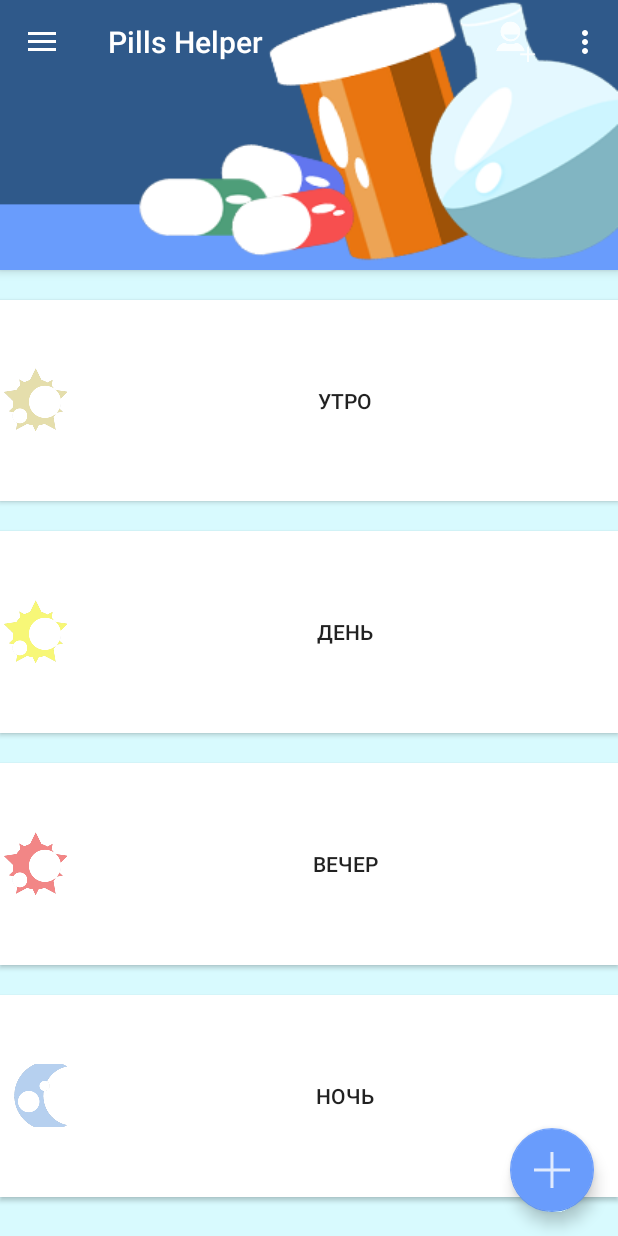
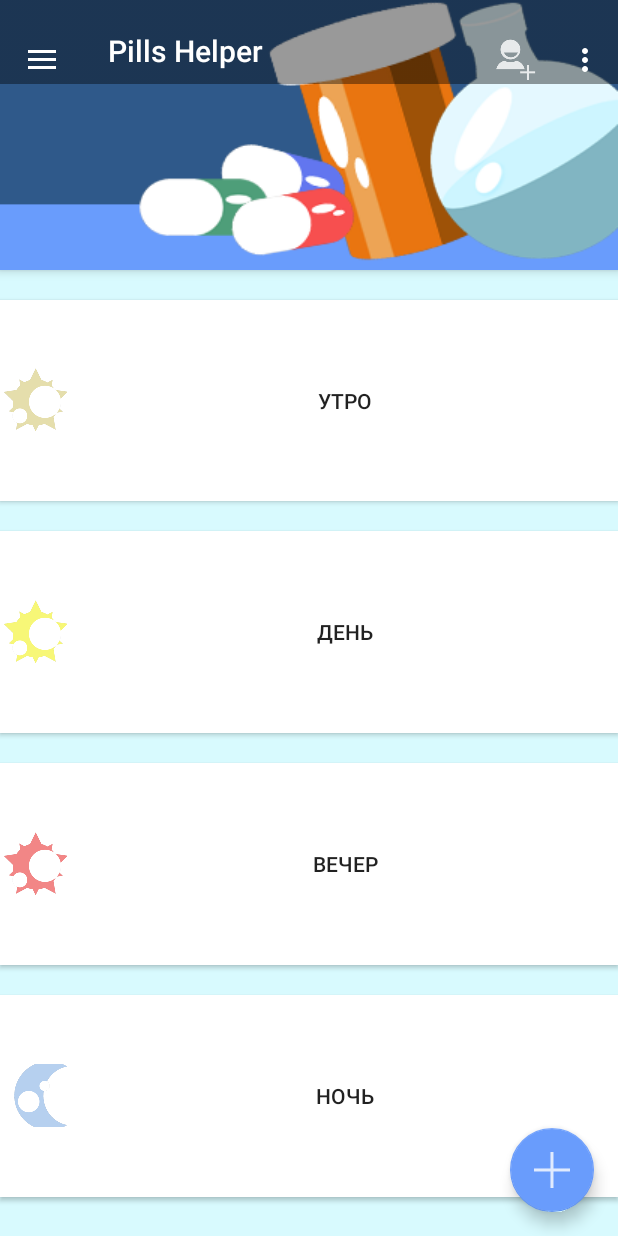
Before and after one commit to khasang-incubator/Android_2016_05_03, an Android app: the screen it shows after launch (DrawerActivity), on a phone screen of 412 x 824 dp. Run offline under Robolectric (Android 15) with nearby library versions, the phone set to English and light mode, and no system bars; libraries missing offline, so code that uses them is left out: com.readystatesoftware.sqliteasset; 1 statement that could not run was skipped.

Commit message:
update toolbar background

```diff
--- /dev/null
+++ b/Application/PillsHelper/app/src/main/res/drawable/back_shadow.xml
@@ -0,0 +1,4 @@
+<?xml version="1.0" encoding="utf-8"?>
+<bitmap xmlns:android="http://schemas.android.com/apk/res/android"
+    android:src="@drawable/shadow"
+    android:tileMode="repeat"/>
--- a/Application/PillsHelper/app/src/main/res/layout/app_bar_drawer.xml
+++ b/Application/PillsHelper/app/src/main/res/layout/app_bar_drawer.xml
@@ -29,7 +29,9 @@
                 android:layout_width="match_parent"
                 android:layout_height="?attr/actionBarSize"
                 app:layout_collapseMode="pin"
-                app:popupTheme="@style/AppTheme.NoActionBar.PopupOverlay"/>
+                android:background="@drawable/back_shadow"
+                app:popupTheme="@style/AppTheme.NoActionBar.PopupOverlay"
+                android:paddingTop="12dp" />
 
         </FrameLayout>
 
```
Also changed, not shown: Application/PillsHelper/app/src/main/res/drawable/shadow.png (added).
